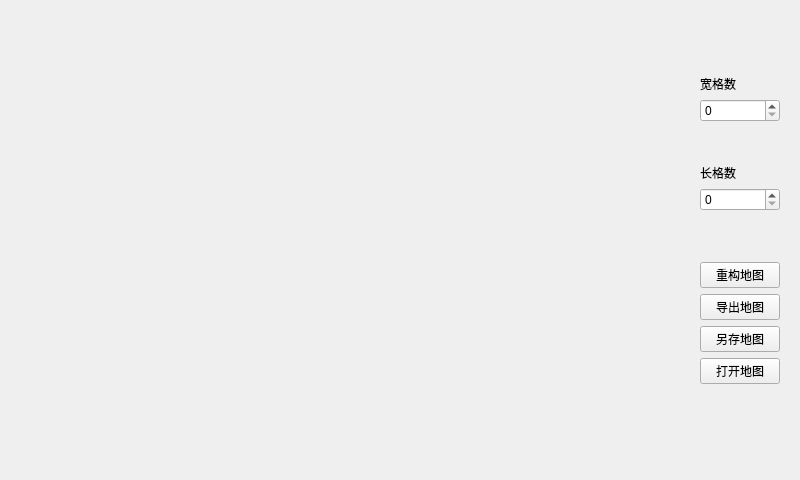
This is Frontend/MapExploreSimSys/MESSWidgets/MapDesigner.ui in 2022SExSA/MapExploreSimSys as Qt 5 draws it before an edit. The edited form follows.
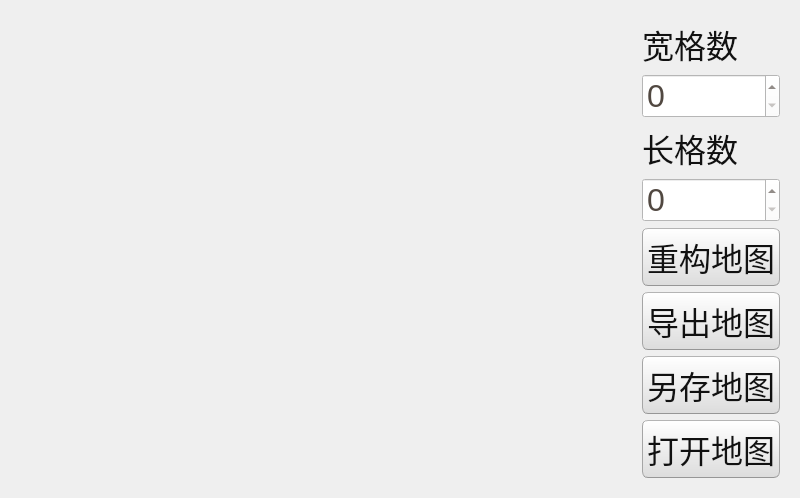
This is the edited form.

```diff
--- a/Frontend/MapExploreSimSys/MESSWidgets/MapDesigner.ui
+++ b/Frontend/MapExploreSimSys/MESSWidgets/MapDesigner.ui
@@ -7,11 +7,512 @@
     <x>0</x>
     <y>0</y>
     <width>800</width>
-    <height>480</height>
+    <height>486</height>
    </rect>
   </property>
   <property name="windowTitle">
-   <string>MapDesigner</string>
+   <string>多车协作探索实验系统 - 地图设计器</string>
+  </property>
+  <property name="styleSheet">
+   <string notr="true">QWidget{ 
+	font-size: 32px;font-family: 'Microsoft YaHei UI';
+}
+/*
+Ubuntu Style Sheet for QT Applications
+Author: Jaime A. Quiroga P.
+Company: GTRONICK
+Last updated: 01/10/2021 (dd/mm/yyyy), 15:18.
+Available at: https://github.com/GTRONICK/QSS/blob/master/Ubuntu.qss
+*/
+QMainWindow {
+	background-color:#f0f0f0;
+}
+QCheckBox {
+	padding:2px;
+}
+QCheckBox:hover {
+	border:1px solid rgb(255,150,60);
+	border-radius:4px;
+	padding: 1px;
+	background-color:qlineargradient(spread:pad, x1:0.5, y1:1, x2:0.5, y2:0, stop:0 rgba(190, 90, 50, 50), stop:1 rgba(250, 130, 40, 50));
+}
+QCheckBox::indicator:checked {
+	border:1px solid rgb(246, 134, 86);
+	border-radius:4px;
+  	background-color:rgb(246, 134, 86)
+}
+QCheckBox::indicator:unchecked {
+	border-width:1px solid rgb(246, 134, 86);
+	border-radius:4px;
+  	background-color:rgb(255,255,255);
+}
+QColorDialog {
+	background-color:#f0f0f0;
+}
+QComboBox {
+	color:rgb(81,72,65);
+	background: #ffffff;
+}
+QComboBox:editable {
+	selection-color:rgb(81,72,65);
+	selection-background-color: #ffffff;
+}
+QComboBox QAbstractItemView {
+	selection-color: #ffffff;
+	selection-background-color: rgb(246, 134, 86);
+}
+QComboBox:!editable:on, QComboBox::drop-down:editable:on {
+	color:  #1e1d23;	
+}
+QDateTimeEdit, QDateEdit, QDoubleSpinBox, QFontComboBox {
+	color:rgb(81,72,65);
+	background-color: #ffffff;
+}
+
+QDialog {
+	background-color:#f0f0f0;
+}
+
+QLabel,QLineEdit {
+	color:rgb(17,17,17);
+}
+QLineEdit {
+	background-color:rgb(255,255,255);
+	selection-background-color:rgb(236,116,64);
+}
+QMenuBar {
+	color:rgb(223,219,210);
+	background-color:rgb(65,64,59);
+}
+QMenuBar::item {
+	padding-top:4px;
+	padding-left:4px;
+	padding-right:4px;
+	color:rgb(223,219,210);
+	background-color:rgb(65,64,59);
+}
+QMenuBar::item:selected {
+	color:rgb(255,255,255);
+	padding-top:2px;
+	padding-left:2px;
+	padding-right:2px;
+	border-top-width:2px;
+	border-left-width:2px;
+	border-right-width:2px;
+	border-top-right-radius:4px;
+	border-top-left-radius:4px;
+	border-style:solid;
+	background-color:rgb(65,64,59);
+	border-top-color: rgb(47,47,44);
+	border-right-color: qlineargradient(spread:pad, x1:0, y1:1, x2:1, y2:0, stop:0 rgba(90, 87, 78, 255), stop:1 rgba(47,47,44, 255));
+	border-left-color:  qlineargradient(spread:pad, x1:1, y1:0, x2:0, y2:0, stop:0 rgba(90, 87, 78, 255), stop:1 rgba(47,47,44, 255));
+}
+QMenu {
+	color:rgb(223,219,210);
+	background-color:rgb(65,64,59);
+}
+QMenu::item {
+	color:rgb(223,219,210);
+	padding:4px 10px 4px 20px;
+}
+QMenu::item:selected {
+	color:rgb(255,255,255);
+	background-color: qlineargradient(spread:pad, x1:0.5, y1:1, x2:0.5, y2:0, stop:0 rgba(225, 108, 54, 255), stop:1 rgba(246, 134, 86, 255));
+	border-style:solid;
+	border-width:3px;
+	padding:4px 7px 4px 17px;
+	border-bottom-color:qlineargradient(spread:pad, x1:0.5, y1:1, x2:0.5, y2:0, stop:0 rgba(175,85,48,255), stop:1 rgba(236,114,67, 255));
+	border-top-color:qlineargradient(spread:pad, x1:0.5, y1:1, x2:0.5, y2:0, stop:0 rgba(253,156,113,255), stop:1 rgba(205,90,46, 255));
+	border-right-color:qlineargradient(spread:pad, x1:0, y1:0.5, x2:1, y2:0.5, stop:0 rgba(253,156,113,255), stop:1 rgba(205,90,46, 255));
+	border-left-color:qlineargradient(spread:pad, x1:1, y1:0.5, x2:0, y2:0.5, stop:0 rgba(253,156,113,255), stop:1 rgba(205,90,46, 255));
+}
+QPlainTextEdit {
+	border: 1px solid transparent;
+	color:rgb(17,17,17);
+	selection-background-color:rgb(236,116,64);
+    background-color: #FFFFFF;
+}
+QProgressBar {
+	text-align: center;
+	color: rgb(0, 0, 0);
+	border: 1px inset rgb(150,150,150); 
+	border-radius: 10px;
+	background-color:rgb(221,221,219);
+}
+QProgressBar::chunk:horizontal {
+	background-color: qlineargradient(spread:pad, x1:0.5, y1:1, x2:0.5, y2:0, stop:0 rgba(225, 108, 54, 255), stop:1 rgba(246, 134, 86, 255));
+	border:1px solid;
+	border-radius:8px;
+	border-bottom-color:qlineargradient(spread:pad, x1:0.5, y1:1, x2:0.5, y2:0, stop:0 rgba(175,85,48,255), stop:1 rgba(236,114,67, 255));
+	border-top-color:qlineargradient(spread:pad, x1:0.5, y1:1, x2:0.5, y2:0, stop:0 rgba(253,156,113,255), stop:1 rgba(205,90,46, 255));
+	border-right-color:qlineargradient(spread:pad, x1:0, y1:0.5, x2:1, y2:0.5, stop:0 rgba(253,156,113,255), stop:1 rgba(205,90,46, 255));
+	border-left-color:qlineargradient(spread:pad, x1:1, y1:0.5, x2:0, y2:0.5, stop:0 rgba(253,156,113,255), stop:1 rgba(205,90,46, 255));
+}
+QPushButton{
+	color:rgb(17,17,17);
+	border-width: 1px;
+	border-radius: 6px;
+	border-bottom-color: rgb(150,150,150);
+	border-right-color: rgb(165,165,165);
+	border-left-color: rgb(165,165,165);
+	border-top-color: rgb(180,180,180);
+	border-style: solid;
+	padding: 4px;
+	background-color: qlineargradient(spread:pad, x1:0.5, y1:1, x2:0.5, y2:0, stop:0 rgba(220, 220, 220, 255), stop:1 rgba(255, 255, 255, 255));
+}
+QPushButton:hover{
+	color:rgb(17,17,17);
+	border-width: 1px;
+	border-radius:6px;
+	border-top-color: rgb(255,150,60);
+	border-right-color: qlineargradient(spread:pad, x1:0, y1:1, x2:1, y2:0, stop:0 rgba(200, 70, 20, 255), stop:1 rgba(255,150,60, 255));
+	border-left-color:  qlineargradient(spread:pad, x1:1, y1:0, x2:0, y2:0, stop:0 rgba(200, 70, 20, 255), stop:1 rgba(255,150,60, 255));
+	border-bottom-color: rgb(200,70,20);
+	border-style: solid;
+	padding: 2px;
+	background-color: qlineargradient(spread:pad, x1:0.5, y1:1, x2:0.5, y2:0, stop:0 rgba(220, 220, 220, 255), stop:1 rgba(255, 255, 255, 255));
+}
+QPushButton:default{
+	color:rgb(17,17,17);
+	border-width: 1px;
+	border-radius:6px;
+	border-top-color: rgb(255,150,60);
+	border-right-color: qlineargradient(spread:pad, x1:0, y1:1, x2:1, y2:0, stop:0 rgba(200, 70, 20, 255), stop:1 rgba(255,150,60, 255));
+	border-left-color:  qlineargradient(spread:pad, x1:1, y1:0, x2:0, y2:0, stop:0 rgba(200, 70, 20, 255), stop:1 rgba(255,150,60, 255));
+	border-bottom-color: rgb(200,70,20);
+	border-style: solid;
+	padding: 2px;
+	background-color: qlineargradient(spread:pad, x1:0.5, y1:1, x2:0.5, y2:0, stop:0 rgba(220, 220, 220, 255), stop:1 rgba(255, 255, 255, 255));
+}
+QPushButton:pressed{
+	color:rgb(17,17,17);
+	border-width: 1px;
+	border-radius: 6px;
+	border-width: 1px;
+	border-top-color: rgba(255,150,60,200);
+	border-right-color: qlineargradient(spread:pad, x1:0, y1:1, x2:1, y2:0, stop:0 rgba(200, 70, 20, 255), stop:1 rgba(255,150,60, 200));
+	border-left-color:  qlineargradient(spread:pad, x1:1, y1:0, x2:0, y2:0, stop:0 rgba(200, 70, 20, 255), stop:1 rgba(255,150,60, 200));
+	border-bottom-color: rgba(200,70,20,200);
+	border-style: solid;
+	padding: 2px;
+	background-color: qlineargradient(spread:pad, x1:0.5, y1:0, x2:0.5, y2:1, stop:0 rgba(220, 220, 220, 255), stop:1 rgba(255, 255, 255, 255));
+}
+QPushButton:disabled{
+	color:rgb(174,167,159);
+	border-width: 1px;
+	border-radius: 6px;
+	background-color: qlineargradient(spread:pad, x1:0.5, y1:1, x2:0.5, y2:0, stop:0 rgba(200, 200, 200, 255), stop:1 rgba(230, 230, 230, 255));
+}
+QRadioButton {
+	padding: 1px;
+}
+QRadioButton::indicator:checked {
+	height: 10px;
+	width: 10px;
+	border-style:solid;
+	border-radius:5px;
+	border-width: 1px;
+	border-color: rgba(246, 134, 86, 255);
+	color: #a9b7c6;
+	background-color:rgba(246, 134, 86, 255);
+}
+QRadioButton::indicator:!checked {
+	height: 10px;
+	width: 10px;
+	border-style:solid;
+	border-radius:5px;
+	border-width: 1px;
+	border-color: rgb(246, 134, 86);
+	color: #a9b7c6;
+	background-color: transparent;
+}
+QScrollArea {
+	color: white;
+	background-color:#f0f0f0;
+}
+QSlider::groove {
+	border-style: solid;
+	border-width: 1px;
+	border-color: rgb(207,207,207);
+}
+QSlider::groove:horizontal {
+	height: 5px;
+	background: rgb(246, 134, 86);
+}
+QSlider::groove:vertical {
+	width: 5px;
+	background: rgb(246, 134, 86);
+}
+QSlider::handle:horizontal {
+	background: rgb(253,253,253);
+	border-style: solid;
+	border-width: 1px;
+	border-color: rgb(207,207,207);
+	width: 12px;
+	margin: -5px 0;
+	border-radius: 7px;
+}
+QSlider::handle:vertical {
+	background: rgb(253,253,253);
+	border-style: solid;
+	border-width: 1px;
+	border-color: rgb(207,207,207);
+	height: 12px;
+	margin: 0 -5px;
+	border-radius: 7px;
+}
+QSlider::add-page:horizontal, QSlider::add-page:vertical {
+ 	background: white;
+}
+QSlider::sub-page:horizontal, QSlider::sub-page:vertical {
+	background: rgb(246, 134, 86);
+}
+QStatusBar, QSpinBox {
+	color:rgb(81,72,65);
+}
+QSpinBox {
+	background-color: #ffffff;
+}
+QScrollBar:horizontal {
+	max-height: 20px;
+	border: 1px transparent;
+	margin: 0px 20px 0px 20px;
+}
+QScrollBar::handle:horizontal {
+	background: rgb(253,253,253);
+	border: 1px solid rgb(207,207,207);
+	border-radius: 7px;
+	min-width: 25px;
+}
+QScrollBar::handle:horizontal:hover {
+	background: rgb(253,253,253);
+	border: 1px solid rgb(255,150,60);
+	border-radius: 7px;
+	min-width: 25px;
+}
+QScrollBar::add-line:horizontal {
+  	border: 1px solid rgb(207,207,207);
+  	border-top-right-radius: 7px;
+  	border-top-left-radius: 7px;
+  	border-bottom-right-radius: 7px;
+  	background: rgb(255, 255, 255);
+  	width: 20px;
+  	subcontrol-position: right;
+  	subcontrol-origin: margin;
+}
+QScrollBar::add-line:horizontal:hover {
+  	border: 1px solid rgb(255,150,60);
+  	border-top-right-radius: 7px;
+  	border-top-left-radius: 7px;
+  	border-bottom-right-radius: 7px;
+  	background: rgb(255, 255, 255);
+  	width: 20px;
+  	subcontrol-position: right;
+  	subcontrol-origin: margin;
+}
+QScrollBar::add-line:horizontal:pressed {
+  	border: 1px solid grey;
+  	border-top-left-radius: 7px;
+  	border-top-right-radius: 7px;
+  	border-bottom-right-radius: 7px;
+  	background: rgb(231,231,231);
+  	width: 20px;
+  	subcontrol-position: right;
+  	subcontrol-origin: margin;
+}
+QScrollBar::sub-line:horizontal {
+  	border: 1px solid rgb(207,207,207);
+  	border-top-right-radius: 7px;
+  	border-top-left-radius: 7px;
+  	border-bottom-left-radius: 7px;
+  	background: rgb(255, 255, 255);
+  	width: 20px;
+  	subcontrol-position: left;
+  	subcontrol-origin: margin;
+}
+QScrollBar::sub-line:horizontal:hover {
+  	border: 1px solid rgb(255,150,60);
+  	border-top-right-radius: 7px;
+  	border-top-left-radius: 7px;
+  	border-bottom-left-radius: 7px;
+  	background: rgb(255, 255, 255);
+  	width: 20px;
+  	subcontrol-position: left;
+  	subcontrol-origin: margin;
+}
+QScrollBar::sub-line:horizontal:pressed {
+  	border: 1px solid grey;
+  	border-top-right-radius: 7px;
+  	border-top-left-radius: 7px;
+  	border-bottom-left-radius: 7px;
+  	background: rgb(231,231,231);
+  	width: 20px;
+  	subcontrol-position: left;
+  	subcontrol-origin: margin;
+}
+QScrollBar::left-arrow:horizontal {
+  	border: 1px transparent grey;
+  	border-top-left-radius: 3px;
+  	border-bottom-left-radius: 3px;
+  	width: 6px;
+  	height: 6px;
+  	background: rgb(230,230,230);
+}
+QScrollBar::right-arrow:horizontal {
+	border: 1px transparent grey;
+	border-top-right-radius: 3px;
+	border-bottom-right-radius: 3px;
+  	width: 6px;
+  	height: 6px;
+ 	background: rgb(230,230,230);
+}
+QScrollBar::add-page:horizontal, QScrollBar::sub-page:horizontal {
+ 	background: none;
+} 
+QScrollBar:vertical {
+	max-width: 20px;
+	border: 1px transparent grey;
+	margin: 20px 0px 20px 0px;
+}
+QScrollBar::add-line:vertical {
+	border: 1px solid;
+	border-color: rgb(207,207,207);
+	border-bottom-right-radius: 7px;
+	border-bottom-left-radius: 7px;
+	border-top-left-radius: 7px;
+	background: rgb(255, 255, 255);
+  	height: 20px;
+  	subcontrol-position: bottom;
+  	subcontrol-origin: margin;
+}
+QScrollBar::add-line:vertical:hover {
+  	border: 1px solid;
+  	border-color: rgb(255,150,60);
+  	border-bottom-right-radius: 7px;
+  	border-bottom-left-radius: 7px;
+  	border-top-left-radius: 7px;
+  	background: rgb(255, 255, 255);
+  	height: 20px;
+  	subcontrol-position: bottom;
+  	subcontrol-origin: margin;
+}
+QScrollBar::add-line:vertical:pressed {
+  	border: 1px solid grey;
+  	border-bottom-left-radius: 7px;
+  	border-bottom-right-radius: 7px;
+  	border-top-left-radius: 7px;
+  	background: rgb(231,231,231);
+  	height: 20px;
+  	subcontrol-position: bottom;
+  	subcontrol-origin: margin;
+}
+QScrollBar::sub-line:vertical {
+  	border: 1px solid rgb(207,207,207);
+  	border-top-right-radius: 7px;
+  	border-top-left-radius: 7px;
+  	border-bottom-left-radius: 7px;
+  	background: rgb(255, 255, 255);
+  	height: 20px;
+  	subcontrol-position: top;
+  	subcontrol-origin: margin;
+}
+QScrollBar::sub-line:vertical:hover {
+  	border: 1px solid rgb(255,150,60);
+  	border-top-right-radius: 7px;
+  	border-top-left-radius: 7px;
+  	border-bottom-left-radius: 7px;
+	background: rgb(255, 255, 255);
+  	height: 20px;
+  	subcontrol-position: top;
+  	subcontrol-origin: margin;
+}
+QScrollBar::sub-line:vertical:pressed {
+  	border: 1px solid grey;
+  	border-top-left-radius: 7px;
+  	border-top-right-radius: 7px;
+  	background: rgb(231,231,231);
+ 	height: 20px;
+  	subcontrol-position: top;
+  	subcontrol-origin: margin;
+}
+QScrollBar::handle:vertical {
+	background: rgb(253,253,253);
+	border: 1px solid rgb(207,207,207);
+	border-radius: 7px;
+	min-height: 25px;
+}
+QScrollBar::handle:vertical:hover {
+	background: rgb(253,253,253);
+	border: 1px solid rgb(255,150,60);
+	border-radius: 7px;
+	min-height: 25px;
+}
+QScrollBar::up-arrow:vertical {
+	border: 1px transparent grey;
+  	border-top-left-radius: 3px;
+	border-top-right-radius: 3px;
+  	width: 6px;
+  	height: 6px;
+  	background: rgb(230,230,230);
+}
+QScrollBar::down-arrow:vertical {
+  	border: 1px transparent grey;
+  	border-bottom-left-radius: 3px;
+  	border-bottom-right-radius: 3px;
+  	width: 6px;
+  	height: 6px;
+  	background: rgb(230,230,230);
+}
+QScrollBar::add-page:vertical, QScrollBar::sub-page:vertical {
+  	background: none;
+}
+QTabWidget {
+	color:rgb(0,0,0);
+	background-color:rgb(247,246,246);
+}
+QTabWidget::pane {
+	border-color: rgb(180,180,180);
+	background-color:rgb(247,246,246);
+	border-style: solid;
+	border-width: 1px;
+  	border-radius: 6px;
+}
+QTabBar::tab {
+	padding-left:4px;
+	padding-right:4px;
+	padding-bottom:2px;
+	padding-top:2px;
+	color:rgb(81,72,65);
+  	background-color: qlineargradient(spread:pad, x1:0.5, y1:1, x2:0.5, y2:0, stop:0 rgba(221,218,217,255), stop:1 rgba(240,239,238,255));
+	border-style: solid;
+	border-width: 1px;
+  	border-top-right-radius:4px;
+	border-top-left-radius:4px;
+	border-top-color: rgb(180,180,180);
+	border-left-color: rgb(180,180,180);
+	border-right-color: rgb(180,180,180);
+	border-bottom-color: transparent;
+}
+QTabBar::tab:selected, QTabBar::tab:last:selected, QTabBar::tab:hover {
+  	background-color:rgb(247,246,246);
+  	margin-left: 0px;
+  	margin-right: 1px;
+}
+QTabBar::tab:!selected {
+	margin-top: 1px;
+	margin-right: 1px;
+}
+QTextEdit {
+	border-width: 1px;
+	border-style: solid;
+	border-color:transparent;
+	color:rgb(17,17,17);
+	selection-background-color:rgb(236,116,64);
+}
+QTimeEdit, QToolBox, QToolBox::tab, QToolBox::tab:selected {
+	color:rgb(81,72,65);
+	background-color: #ffffff;
+}</string>
   </property>
   <layout class="QGridLayout" name="gridLayout_2">
    <item row="0" column="0">
```
